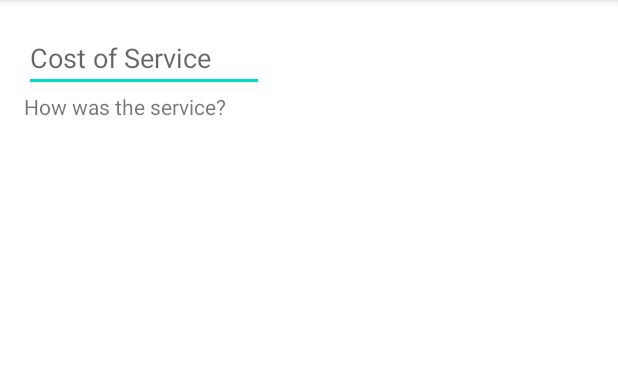
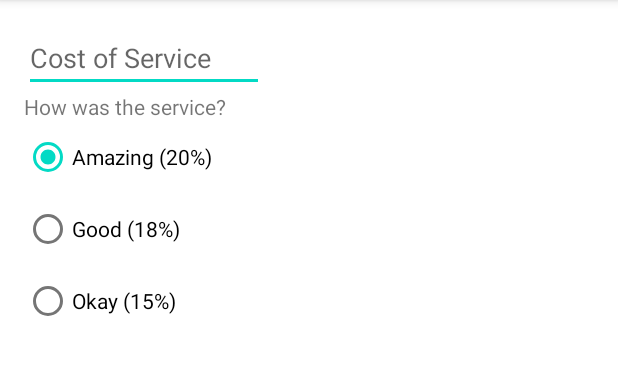
Before and after one commit to emwalks/TipCalculator, an Android app: the screen it shows after launch (MainActivity), on a phone screen of 412 x 824 dp, the part 84-459 px from its top. Run offline under Robolectric (Android 15) with nearby library versions, the phone set to English and light mode, and no system bars.

Commit message:
adds radio buttons and default checked option

```diff
--- a/app/src/main/res/layout/activity_main.xml
+++ b/app/src/main/res/layout/activity_main.xml
@@ -26,10 +26,31 @@
         />
 
     <RadioGroup
-        android:layout_width="227dp"
-        android:layout_height="134dp"
+        android:id="@+id/tip_options"
+        android:checkedButton="@id/option_amazing"
+        android:layout_width="wrap_content"
+        android:layout_height="wrap_content"
         android:orientation="vertical"
         app:layout_constraintStart_toStartOf="parent"
-        app:layout_constraintTop_toBottomOf="@id/service_rating"/>
+        app:layout_constraintTop_toBottomOf="@id/service_rating">
+
+        <RadioButton
+            android:id="@+id/option_amazing"
+            android:layout_width="wrap_content"
+            android:layout_height="wrap_content"
+            android:text="Amazing (20%)"/>
+
+        <RadioButton
+            android:id="@+id/option_good"
+            android:layout_width="wrap_content"
+            android:layout_height="wrap_content"
+            android:text="Good (18%)"/>
+
+        <RadioButton
+            android:id="@+id/option_okay"
+            android:layout_width="wrap_content"
+            android:layout_height="wrap_content"
+            android:text="Okay (15%)"/>
+    </RadioGroup>
 
 </androidx.constraintlayout.widget.ConstraintLayout>
```
Also changed, not shown: 1 other file.
